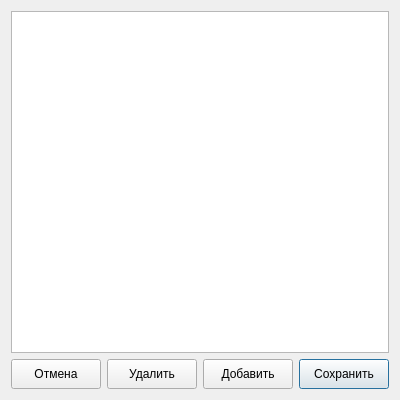
Before: the Qt Designer form core-widgets-lib/uis/Users.ui in dimgrig/Core, drawn with Qt 5.
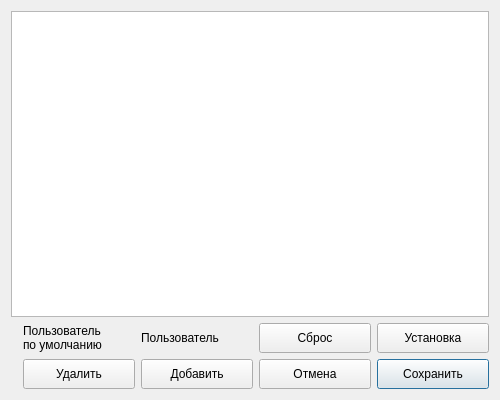
After: the same form once the commit is applied.

Commit message: refactor default user and settings

Diff of the .ui file:
```diff
--- a/core-widgets-lib/uis/Users.ui
+++ b/core-widgets-lib/uis/Users.ui
@@ -6,19 +6,19 @@
    <rect>
     <x>0</x>
     <y>0</y>
-    <width>400</width>
+    <width>500</width>
     <height>400</height>
    </rect>
   </property>
   <property name="minimumSize">
    <size>
-    <width>400</width>
+    <width>500</width>
     <height>400</height>
    </size>
   </property>
   <property name="maximumSize">
    <size>
-    <width>400</width>
+    <width>500</width>
     <height>400</height>
    </size>
   </property>
@@ -26,10 +26,10 @@
    <string>Dialog</string>
   </property>
   <layout class="QGridLayout" name="gridLayout">
-   <item row="0" column="0" colspan="4">
+   <item row="0" column="0" colspan="6">
     <widget class="QListWidget" name="lw_users"/>
    </item>
-   <item row="1" column="3">
+   <item row="2" column="5">
     <widget class="QPushButton" name="pb_save">
      <property name="sizePolicy">
       <sizepolicy hsizetype="MinimumExpanding" vsizetype="Preferred">
@@ -54,8 +54,8 @@
      </property>
     </widget>
    </item>
-   <item row="1" column="2">
-    <widget class="QPushButton" name="pb_add">
+   <item row="1" column="5">
+    <widget class="QPushButton" name="pb_setDefault">
      <property name="sizePolicy">
       <sizepolicy hsizetype="MinimumExpanding" vsizetype="Preferred">
        <horstretch>0</horstretch>
@@ -69,14 +69,14 @@
       </size>
      </property>
      <property name="text">
-      <string>Добавить</string>
+      <string>Установка</string>
      </property>
      <property name="autoDefault">
       <bool>false</bool>
      </property>
     </widget>
    </item>
-   <item row="1" column="1">
+   <item row="2" column="2">
     <widget class="QPushButton" name="pb_delete">
      <property name="sizePolicy">
       <sizepolicy hsizetype="MinimumExpanding" vsizetype="Preferred">
@@ -98,7 +98,29 @@
      </property>
     </widget>
    </item>
-   <item row="1" column="0">
+   <item row="2" column="3">
+    <widget class="QPushButton" name="pb_add">
+     <property name="sizePolicy">
+      <sizepolicy hsizetype="MinimumExpanding" vsizetype="Preferred">
+       <horstretch>0</horstretch>
+       <verstretch>0</verstretch>
+      </sizepolicy>
+     </property>
+     <property name="minimumSize">
+      <size>
+       <width>0</width>
+       <height>30</height>
+      </size>
+     </property>
+     <property name="text">
+      <string>Добавить</string>
+     </property>
+     <property name="autoDefault">
+      <bool>false</bool>
+     </property>
+    </widget>
+   </item>
+   <item row="2" column="4">
     <widget class="QPushButton" name="pb_cancel">
      <property name="sizePolicy">
       <sizepolicy hsizetype="MinimumExpanding" vsizetype="Preferred">
@@ -120,6 +142,43 @@
      </property>
     </widget>
    </item>
+   <item row="1" column="4">
+    <widget class="QPushButton" name="pb_clearDefault">
+     <property name="sizePolicy">
+      <sizepolicy hsizetype="MinimumExpanding" vsizetype="Preferred">
+       <horstretch>0</horstretch>
+       <verstretch>0</verstretch>
+      </sizepolicy>
+     </property>
+     <property name="minimumSize">
+      <size>
+       <width>0</width>
+       <height>30</height>
+      </size>
+     </property>
+     <property name="text">
+      <string>Сброс</string>
+     </property>
+     <property name="autoDefault">
+      <bool>false</bool>
+     </property>
+    </widget>
+   </item>
+   <item row="1" column="3">
+    <widget class="QLabel" name="l_defaultUser">
+     <property name="text">
+      <string>Пользователь</string>
+     </property>
+    </widget>
+   </item>
+   <item row="1" column="2">
+    <widget class="QLabel" name="label_2">
+     <property name="text">
+      <string>Пользователь
+по умолчанию</string>
+     </property>
+    </widget>
+   </item>
   </layout>
  </widget>
  <resources/>
```
The commit also changes 14 other files.
